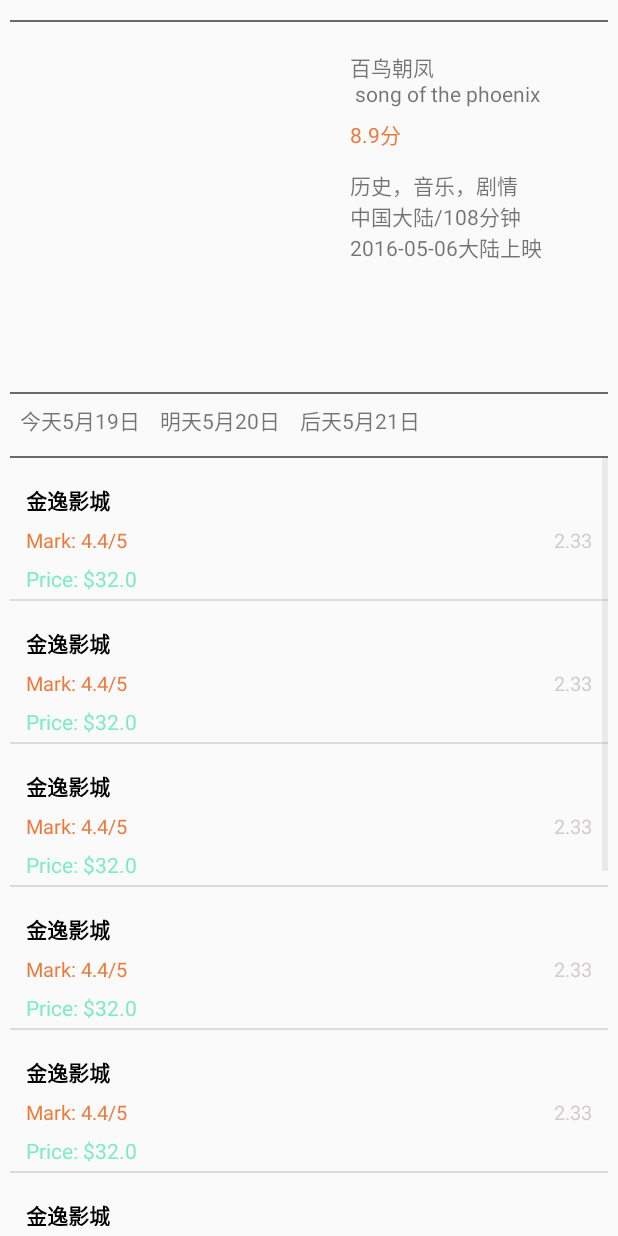
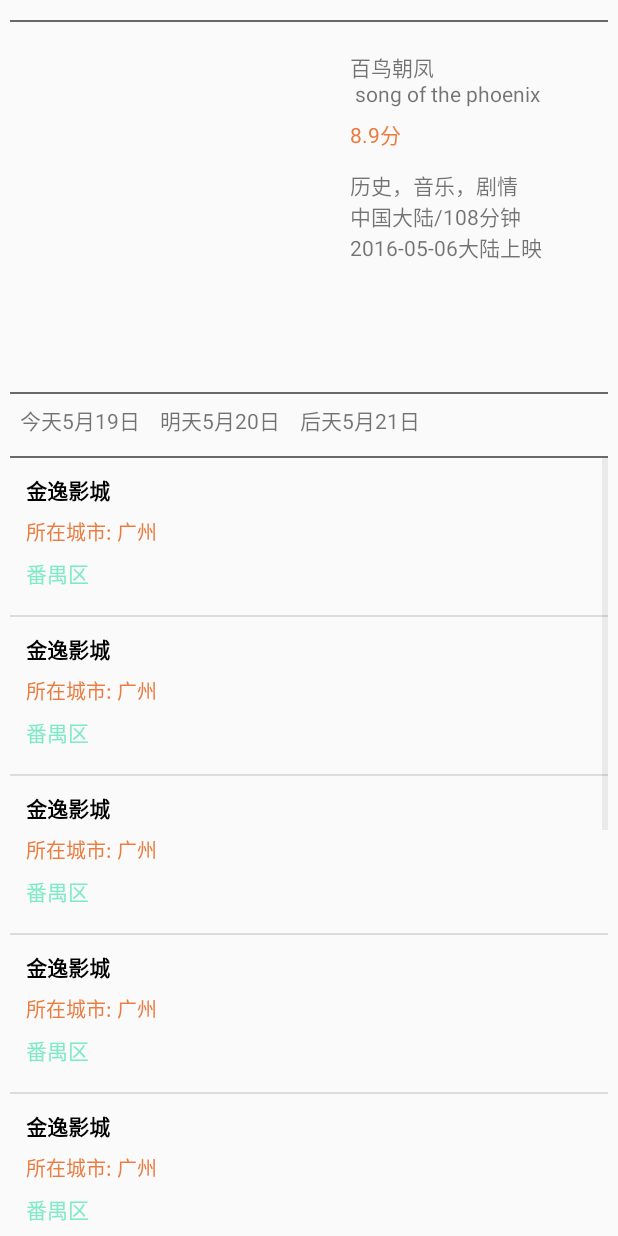
Before and after one commit to ArshartCloud/bigDuang, an Android app: the Activity_Movieinfo screen opened directly, with no data from a screen before it, on a phone screen of 412 x 824 dp. Run offline under Robolectric (Android 15) with nearby library versions, the phone set to English and light mode, and no system bars.

Commit message:
class-movie

```diff
--- a/codes/app/src/main/java/com/example/hope/myapplication/Activity_Movieinfo.java
+++ b/codes/app/src/main/java/com/example/hope/myapplication/Activity_Movieinfo.java
@@ -9,12 +9,11 @@ import android.view.Menu;
 import android.view.MenuItem;
 import android.view.View;
 import android.widget.AdapterView;
-import android.widget.Button;
 import android.widget.ListView;
 
-import com.example.models.Cinema;
 import com.example.models.DataController;
 import com.example.models.Movie;
+import com.example.hope.myapplication.Cinema;
 import com.example.zyh.bigduang.R;
 
 import org.apache.http.HttpResponse;
@@ -33,18 +32,16 @@ public class Activity_Movieinfo extends Activity {
     protected void onCreate(final Bundle savedInstanceState) {
         super.onCreate(savedInstanceState);
         setContentView(R.layout.activity_movieinfo);
-        List<Movietheatre> list = new ArrayList<Movietheatre>(); // 获取数据
+        List<Cinema> list = new ArrayList<Cinema>(); // 获取数据
         // 影院信息
         for (int i = 0; i < 10; i++) {
-            Movietheatre test = new Movietheatre();
-            test.setTheatreDistance(2.33);
-            test.setTheatreId(0);
-            test.setTheatreMark(4.4);
-            test.setTheatrePrice(32.0);
-            test.setTheatreName("金逸影城");
+            Cinema test = new Cinema();
+            test.setcinemaName("金逸影城");
+            test.setaddress("番禺区");
+            test.setcity("广州");
             list.add(test);
         }
-        TheatreAdapter adapter = new TheatreAdapter(this, list);
+        CinemaAdapter adapter = new CinemaAdapter(this, list);
         listView = (ListView)findViewById(R.id.listView2);
         listView.setAdapter(adapter);
         listView.setOnItemClickListener(new AdapterView.OnItemClickListener() {
@@ -91,10 +88,10 @@ public class Activity_Movieinfo extends Activity {
 
                     JSONObject jo = cArr.getJSONObject(i);
                     Cinema c = new Cinema();
-                    c.setId(jo.getInt("id"));
-                    c.setName(jo.getString("name"));
-                    c.setCity(jo.getString("city"));
-                    c.setAddress(jo.getString("address"));
+                    c.setcinemaId(jo.getInt("id"));
+                    c.setcinemaName(jo.getString("name"));
+                    c.setcity(jo.getString("city"));
+                    c.setaddress(jo.getString("address"));
                     DataController.GetInstance().getCinemas().add(c);
                 }
             } catch (Exception e) {
--- /dev/null
+++ b/codes/app/src/main/java/com/example/hope/myapplication/Cinema.java
@@ -0,0 +1,42 @@
+package com.example.hope.myapplication;
+
+/**
+ * Created by hope on 5/29/16.
+ */
+public class Cinema {
+    private int cinemaId;
+    private String cinemaName;
+    private String city;
+    private String address;
+
+
+    public String getcinemaName() {
+        return this.cinemaName;
+    }
+    public void setcinemaName(String cinemaName) {
+        this.cinemaName = cinemaName;
+    }
+
+    public int getcinemaId() {
+        return this.cinemaId;
+    }
+    public void setcinemaId(int cinemaId) {
+        this.cinemaId = cinemaId;
+    }
+
+    public String getcity() {
+        return this.city;
+    }
+    public void setcity(String city) {
+        this.city = city;
+    }
+
+    public void setaddress(String address) {
+        this.address = address;
+    }
+
+    public String getaddress() {
+        return this.address;
+    }
+
+}
--- /dev/null
+++ b/codes/app/src/main/java/com/example/hope/myapplication/CinemaAdapter.java
@@ -0,0 +1,121 @@
+package com.example.hope.myapplication;
+
+import android.content.Context;
+import android.view.LayoutInflater;
+import android.view.View;
+import android.view.ViewGroup;
+import android.widget.BaseAdapter;
+
+import android.os.Handler;
+import android.widget.RelativeLayout;
+import android.widget.TextView;
+
+import com.example.zyh.bigduang.R;
+
+import java.awt.font.TextAttribute;
+import java.util.ArrayList;
+import java.util.List;
+//import java.util.logging.Handler;
+
+/**
+ * Created by hope on 5/29/16.
+ */
+public class CinemaAdapter extends BaseAdapter implements View.OnClickListener {
+
+    private Context context;
+    private List<Cinema> cinemaList;
+    private final String inflater = Context.LAYOUT_INFLATER_SERVICE;
+    private LayoutInflater layoutInflater;
+    private Handler handler;
+
+    private class ViewHolder {
+        TextView name;
+        TextView city;
+        TextView address;
+    }
+
+    public CinemaAdapter (Context c, List<Cinema> list) {
+        if (null != list) {
+            cinemaList= list;
+        } else {
+            cinemaList= new ArrayList<Cinema>();
+        }
+        this.context = c;
+        layoutInflater = LayoutInflater.from(context);;
+
+        handler = new Handler();
+
+    }
+
+    public void addItem(Cinema item) {
+        if (item != null) {
+            cinemaList.add(item);
+            notifyDataSetChanged();   // 通知适配器数据已改变
+        }
+    }
+
+    // 添加多个项(自定义方法)
+
+    public void addItem(List<Cinema> list) {
+        if (null != list && list.size() > 0) {
+            for (int i = 0; i < list.size(); i++) {
+                cinemaList.add(list.get(i));
+            }
+            notifyDataSetChanged();  // 通知适配器数据已改变
+        }
+    }
+
+    public void removeItem(int position) {
+        if (cinemaList.get(position) != null) {
+            cinemaList.remove(position);
+            notifyDataSetChanged();  // 通知适配器数据已改变
+        }
+    }
+
+
+    @Override
+    public int getCount() {
+        return cinemaList.size();
+    }
+
+    @Override
+    public Object getItem(int position) {
+        return cinemaList.get(position);
+    }
+
+    @Override
+    public long getItemId(int position) {
+        //return cinemaList.get(position).getcinemaId();
+        return position;
+    }
+
+    @Override
+    public View getView(int position, View convertView, ViewGroup parent) {
+        ViewHolder holder;
+        if (null == convertView) {
+            // 装载布局文件 app_item.xml
+            convertView = (RelativeLayout) layoutInflater.inflate(R.layout.theatre, null);
+            holder = new ViewHolder();
+
+            holder.name = (TextView) convertView.findViewById(R.id.tv_name);
+            holder.city = (TextView) convertView.findViewById(R.id.city);
+            holder.address = (TextView) convertView.findViewById(R.id.address);
+            convertView.setTag(holder);
+        } else {
+            holder = (ViewHolder) convertView.getTag();
+        }
+
+        Cinema thea = cinemaList.get(position); // 获取当前项数据
+        if (null != thea) {
+            holder.name.setText(thea.getcinemaName());
+            holder.city.setText("所在城市: " + thea.getcity());
+            holder.address.setText(thea.getaddress());
+        }
+        return convertView;
+    }
+
+    @Override
+    public void onClick(View v) {
+
+    }
+}
--- a/codes/app/src/main/java/com/example/hope/myapplication/Movietheatre.java
+++ /dev/null
@@ -1,49 +0,0 @@
-package com.example.hope.myapplication;
-
-/**
- * Created by hope on 5/29/16.
- */
-public class Movietheatre {
-    private int theatreId;
-    private String theatreName;
-    private double theatreDistance;
-    private double theartreMark;
-    private double theatrePrice;
-
-
-
-    public String getTheatreName() {
-        return this.theatreName;
-    }
-    public void setTheatreName(String theatreName) {
-        this.theatreName = theatreName;
-    }
-
-    public int getTheatreId() {
-        return this.theatreId;
-    }
-    public void setTheatreId(int theatreId) {
-        this.theatreId = theatreId;
-    }
-
-    public double getTheatreDistance() {
-        return this.theatreDistance;
-    }
-    public void setTheatreDistance(double theatreDistance) {
-        this.theatreDistance = theatreDistance;
-    }
-
-    public double getTheartreMark() {
-        return this.theartreMark;
-    }
-    public void setTheatreMark(double theartreMark) {
-        this.theartreMark = theartreMark;
-    }
-
-    public double getTheatrePrice() {
-        return this.theatrePrice;
-    }
-    public void setTheatrePrice(double theatrePrice) {
-        this.theatrePrice = theatrePrice;
-    }
-}
--- a/codes/app/src/main/java/com/example/hope/myapplication/TheatreAdapter.java
+++ /dev/null
@@ -1,124 +0,0 @@
-package com.example.hope.myapplication;
-
-import android.content.Context;
-import android.view.LayoutInflater;
-import android.view.View;
-import android.view.ViewGroup;
-import android.widget.BaseAdapter;
-
-import android.os.Handler;
-import android.widget.RelativeLayout;
-import android.widget.TextView;
-
-import com.example.zyh.bigduang.R;
-
-import java.awt.font.TextAttribute;
-import java.util.ArrayList;
-import java.util.List;
-//import java.util.logging.Handler;
-
-/**
- * Created by hope on 5/29/16.
- */
-public class TheatreAdapter extends BaseAdapter implements View.OnClickListener {
-
-    private Context context;
-    private List<Movietheatre> theatreList;
-    private final String inflater = Context.LAYOUT_INFLATER_SERVICE;
-    private LayoutInflater layoutInflater;
-    private Handler handler;
-
-    private class ViewHolder {
-        TextView name;
-        TextView mark;
-        TextView distance;
-        TextView price;
-    }
-
-    public TheatreAdapter (Context c, List<Movietheatre> list) {
-        if (null != list) {
-            theatreList= list;
-        } else {
-            theatreList= new ArrayList<Movietheatre>();
-        }
-        this.context = c;
-        layoutInflater = LayoutInflater.from(context);;
-
-        handler = new Handler();
-
-    }
-
-    public void addItem(Movietheatre item) {
-        if (item != null) {
-            theatreList.add(item);
-            notifyDataSetChanged();   // 通知适配器数据已改变
-        }
-    }
-
-    // 添加多个项(自定义方法)
-
-    public void addItem(List<Movietheatre> list) {
-        if (null != list && list.size() > 0) {
-            for (int i = 0; i < list.size(); i++) {
-                theatreList.add(list.get(i));
-            }
-            notifyDataSetChanged();  // 通知适配器数据已改变
-        }
-    }
-
-    public void removeItem(int position) {
-        if (theatreList.get(position) != null) {
-            theatreList.remove(position);
-            notifyDataSetChanged();  // 通知适配器数据已改变
-        }
-    }
-
-
-    @Override
-    public int getCount() {
-        return theatreList.size();
-    }
-
-    @Override
-    public Object getItem(int position) {
-        return theatreList.get(position);
-    }
-
-    @Override
-    public long getItemId(int position) {
-        //return theatreList.get(position).getTheatreId();
-        return position;
-    }
-
-    @Override
-    public View getView(int position, View convertView, ViewGroup parent) {
-        ViewHolder holder;
-        if (null == convertView) {
-            // 装载布局文件 app_item.xml
-            convertView = (RelativeLayout) layoutInflater.inflate(R.layout.theatre, null);
-            holder = new ViewHolder();
-
-            holder.name = (TextView) convertView.findViewById(R.id.tv_name);
-            holder.mark = (TextView) convertView.findViewById(R.id.mark);
-            holder.distance = (TextView) convertView.findViewById(R.id.distance);
-            holder.price = (TextView) convertView.findViewById(R.id.price);
-            convertView.setTag(holder);
-        } else {
-            holder = (ViewHolder) convertView.getTag();
-        }
-        Movietheatre thea = theatreList.get(position); // 获取当前项数据
-        if (null != thea) {
-            holder.name.setText(thea.getTheatreName());
-            holder.mark.setText("Mark: " + Double.toString(thea.getTheartreMark()) + "/5");
-            holder.distance.setText(Double.toString(thea.getTheatreDistance()));
-            holder.price.setText("Price: $" + Double.toString(thea.getTheatrePrice()));
-
-        }
-        return convertView;
-    }
-
-    @Override
-    public void onClick(View v) {
-
-    }
-}
--- a/codes/app/src/main/java/com/example/models/DataController.java
+++ b/codes/app/src/main/java/com/example/models/DataController.java
@@ -1,4 +1,6 @@
 package com.example.models;
+
+import com.example.hope.myapplication.Cinema;
 
 import java.util.ArrayList;
 import java.util.List;
--- a/codes/app/src/main/res/layout/theatre.xml
+++ b/codes/app/src/main/res/layout/theatre.xml
@@ -1,13 +1,13 @@
 <?xml version="1.0" encoding="utf-8"?>
 <RelativeLayout xmlns:android="http://schemas.android.com/apk/res/android"
     android:layout_width="fill_parent" android:padding="6px"
-    android:layout_height="160px" android:id="@+id/rlt_main"
+    android:layout_height="wrap_content" android:id="@+id/rlt_main"
     android:background="#0fffffff">
     <TextView android:layout_width="wrap_content"
         android:layout_height="wrap_content" android:id="@+id/tv_name"
         android:text="Name"
         android:textColor="#000000"
-        android:layout_marginTop="20px"
+        android:paddingTop="10px"
         android:layout_marginLeft="10px"
         android:textStyle="bold">
     </TextView>
@@ -15,29 +15,19 @@
     <TextView
         android:layout_width="wrap_content"
         android:layout_height="wrap_content"
-        android:id="@+id/mark"
+        android:id="@+id/city"
         android:textColor="#ea7c40"
         android:layout_below="@+id/tv_name"
         android:layout_marginTop="10px"
         android:layout_marginLeft="10px"
-        android:text="mark: 4.4/5"
+        android:text="广州"
         android:textSize="20px"
         />
-    <TextView android:id="@+id/distance"
-        android:layout_height="wrap_content"
-        android:layout_width="wrap_content"
-        android:focusable="false"
-        android:layout_marginRight="10px"
-        android:layout_alignBaseline="@+id/mark"
-        android:textColor="#567c6d75"
-        android:layout_alignParentRight="true"
-        android:textSize="20px"
-        android:text="distance">
-    </TextView>
     <TextView android:layout_width="wrap_content"
-        android:layout_height="wrap_content" android:text="price: $2.60"
-        android:id="@+id/price" android:layout_centerVertical="true"
+        android:layout_height="wrap_content" android:text="番禺区"
+        android:id="@+id/address" android:layout_centerVertical="true"
         android:layout_marginLeft="10px"
         android:textColor="#7eeac6"
-        android:layout_below="@+id/distance" android:layout_marginTop="10px"></TextView>
+        android:paddingBottom="20px"
+        android:layout_below="@+id/city" android:layout_marginTop="10px"></TextView>
 </RelativeLayout>
```
Also changed, not shown: codes/app/src/main/java/com/example/hope/myapplication/Activity_Home.java (+15 -21 lines), codes/app/src/main/java/com/example/models/Cinema.java (deleted, +0 -43 lines), codes/app/src/main/java/com/example/models/CinemaAdapter.java (deleted, +0 -124 lines), 3 other files.
